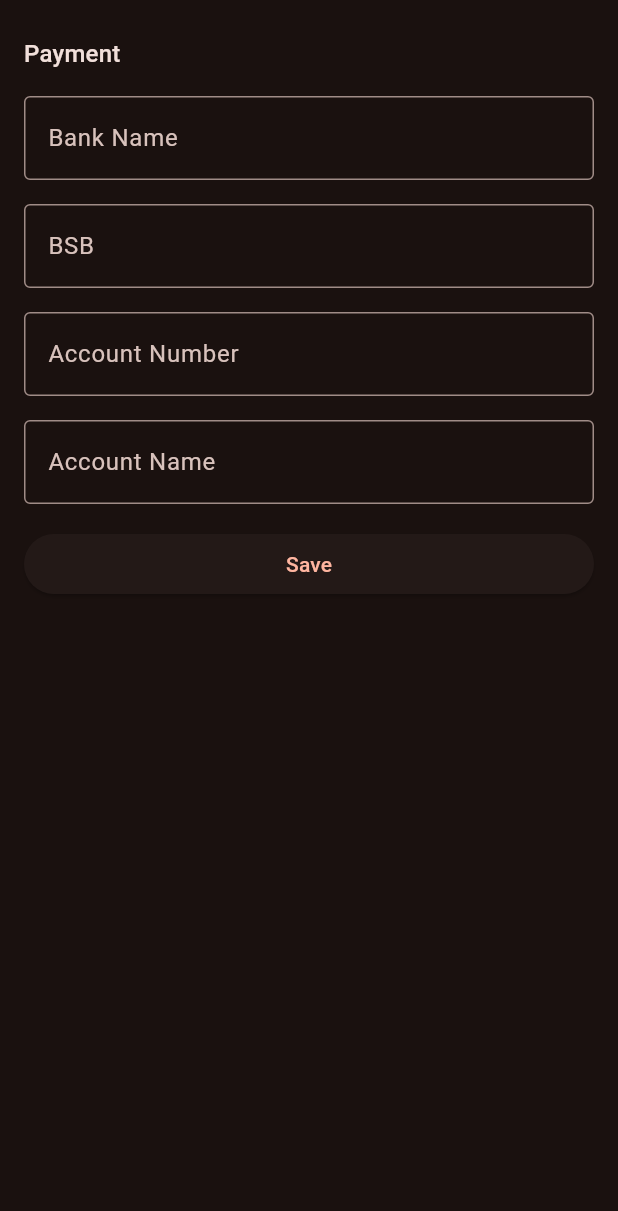
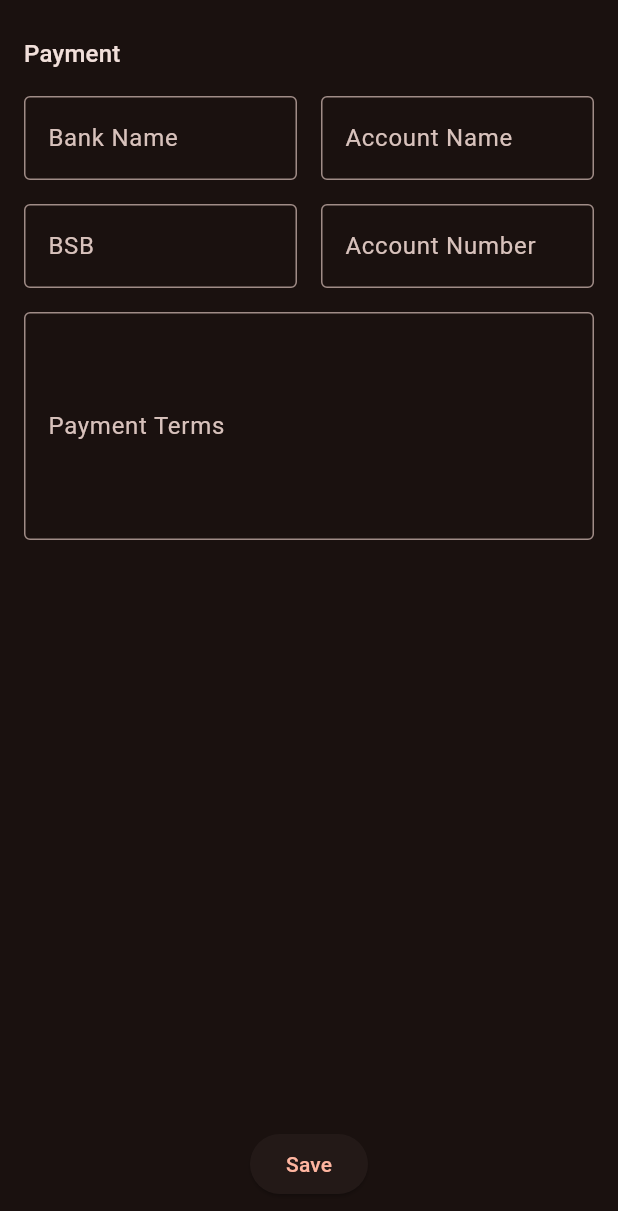
Before and after one commit to AdithaD/job_app, a Flutter app: the PaymentDetailsForm widget shown alone on an empty page, opened directly, on a phone screen of 412 x 824 dp. Shown: the top 1211 px of the screen. Run offline on Flutter 3.47's test engine with Material 3 defaults, Android fonts, the phone set to English and light mode, and no system bars; our stand-ins replace file_picker, flutter_colorpicker, flutter_riverpod, open_filex, pdf, permission_handler and 4 more; accounts and stored records are empty; network calls fail.

Commit message:
Added discount and payment terms to quote/invoice

```diff
--- a/lib/models/job.dart
+++ b/lib/models/job.dart
@@ -8,13 +8,7 @@ import 'package:pocketbase/pocketbase.dart';
 
 part 'job.g.dart';
 
-enum JobStatus {
-  unscheduled,
-  scheduled,
-  inProgress,
-  completed,
-  cancelled,
-}
+enum JobStatus { unscheduled, scheduled, inProgress, completed, cancelled }
 
 enum PaymentStatus { unquoted, quoted, invoiced, paid }
 
@@ -40,6 +34,7 @@ class Job {
   PaymentStatus paymentStatus;
   double? quotedPrice;
   double receivedAmount;
+  double discount;
 
   List<JobMaterial> materials;
 
@@ -61,12 +56,13 @@ class Job {
             .map((material) => material.price * material.quantity)
             .reduce((value, element) => value + element);
 
-  Job(
-      {this.id = "",
+  Job({
+    this.id = "",
     required this.jobId,
     required this.title,
     required this.client,
     required this.location,
+    required this.discount,
     this.referenceId,
     this.description,
     this.scheduledDate,
@@ -77,8 +73,8 @@ class Job {
     this.tags = const [],
     List<JobMaterial>? materials,
     List<JobAttachment>? attachments,
-      List<Note>? notes})
-      : materials = materials ?? [],
+    List<Note>? notes,
+  }) : materials = materials ?? [],
        attachments = attachments ?? [],
        notes = notes ?? [];
 }
--- a/lib/models/payment_details.dart
+++ b/lib/models/payment_details.dart
@@ -8,10 +8,11 @@ class PaymentDetails {
   String? id;
   String? owner;
 
-  String bankName;
-  String accountName;
-  String accountNumber;
-  String bsb;
+  String? bankName;
+  String? accountName;
+  String? accountNumber;
+  String? bsb;
+  String? paymentTerms;
 
   factory PaymentDetails.fromJson(Map<String, dynamic> json) =>
       _$PaymentDetailsFromJson(json);
@@ -26,5 +27,6 @@ class PaymentDetails {
     required this.accountName,
     required this.accountNumber,
     required this.bsb,
+    this.paymentTerms,
   });
 }
--- a/lib/pages/settings/payment_details_form.dart
+++ b/lib/pages/settings/payment_details_form.dart
@@ -7,10 +7,7 @@ import 'package:job_app/models/user.dart';
 class PaymentDetailsForm extends ConsumerStatefulWidget {
   final PaymentDetails? payment;
 
-  const PaymentDetailsForm({
-    super.key,
-    this.payment,
-  });
+  const PaymentDetailsForm({super.key, this.payment});
 
   @override
   ConsumerState<PaymentDetailsForm> createState() => _PaymentDetailsFormState();
@@ -23,6 +20,7 @@ class _PaymentDetailsFormState extends ConsumerState<PaymentDetailsForm> {
   late final TextEditingController _accountNumberController;
   late final TextEditingController _accountNameController;
   late final TextEditingController _bsbController;
+  late final TextEditingController _paymentTermsController;
 
   @override
   void initState() {
@@ -37,8 +35,9 @@ class _PaymentDetailsFormState extends ConsumerState<PaymentDetailsForm> {
     _accountNameController = TextEditingController(
       text: widget.payment?.accountName ?? "",
     );
-    _bsbController = TextEditingController(
-      text: widget.payment?.bsb ?? "",
+    _bsbController = TextEditingController(text: widget.payment?.bsb ?? "");
+    _paymentTermsController = TextEditingController(
+      text: widget.payment?.paymentTerms ?? "",
     );
   }
 
@@ -50,6 +49,7 @@ class _PaymentDetailsFormState extends ConsumerState<PaymentDetailsForm> {
     _accountNumberController.dispose();
     _accountNameController.dispose();
     _bsbController.dispose();
+    _paymentTermsController.dispose();
   }
 
   @override
@@ -58,24 +58,25 @@ class _PaymentDetailsFormState extends ConsumerState<PaymentDetailsForm> {
       key: _formKey,
       child: Padding(
         padding: const EdgeInsets.symmetric(vertical: 8.0),
-        child: Column(
-          crossAxisAlignment: CrossAxisAlignment.stretch,
-          children: [
-            Expanded(
-              child: Row(
-                children: [
-                  Flexible(
         child: Padding(
           padding: const EdgeInsets.all(16.0),
           child: Column(
+            children: [
+              Expanded(
+                child: SingleChildScrollView(
+                  child: Column(
+                    spacing: 16.0,
                     crossAxisAlignment: CrossAxisAlignment.stretch,
                     children: [
                       Text(
                         "Payment",
                         style: Theme.of(context).textTheme.titleMedium,
                       ),
-                          const SizedBox(height: 16),
-                          TextFormField(
+                      Row(
+                        spacing: 16.0,
+                        children: [
+                          Flexible(
+                            child: TextFormField(
                               decoration: InputDecoration(
                                 border: OutlineInputBorder(),
                                 labelText: 'Bank Name',
@@ -88,8 +89,29 @@ class _PaymentDetailsFormState extends ConsumerState<PaymentDetailsForm> {
                                 return null;
                               },
                             ),
-                          const SizedBox(height: 16),
-                          TextFormField(
+                          ),
+                          Flexible(
+                            child: TextFormField(
+                              decoration: InputDecoration(
+                                border: OutlineInputBorder(),
+                                labelText: 'Account Name',
+                              ),
+                              controller: _accountNameController,
+                              validator: (value) {
+                                if (value!.isEmpty) {
+                                  return 'Account Name is required';
+                                }
+                                return null;
+                              },
+                            ),
+                          ),
+                        ],
+                      ),
+                      Row(
+                        spacing: 16.0,
+                        children: [
+                          Flexible(
+                            child: TextFormField(
                               decoration: InputDecoration(
                                 border: OutlineInputBorder(),
                                 labelText: 'BSB',
@@ -102,8 +124,9 @@ class _PaymentDetailsFormState extends ConsumerState<PaymentDetailsForm> {
                                 return null;
                               },
                             ),
-                          const SizedBox(height: 16),
-                          TextFormField(
+                          ),
+                          Flexible(
+                            child: TextFormField(
                               decoration: InputDecoration(
                                 border: OutlineInputBorder(),
                                 labelText: 'Account Number',
@@ -116,21 +139,22 @@ class _PaymentDetailsFormState extends ConsumerState<PaymentDetailsForm> {
                                 return null;
                               },
                             ),
-                          const SizedBox(height: 16),
+                          ),
+                        ],
+                      ),
                       TextFormField(
                         decoration: InputDecoration(
                           border: OutlineInputBorder(),
-                              labelText: 'Account Name',
+                          labelText: 'Payment Terms',
                         ),
-                            controller: _accountNameController,
-                            validator: (value) {
-                              if (value!.isEmpty) {
-                                return 'Account Name is required';
-                              }
-                              return null;
-                            },
+                        minLines: 5,
+                        maxLines: 10,
+                        controller: _paymentTermsController,
                       ),
-                          const SizedBox(height: 16),
+                    ],
+                  ),
+                ),
+              ),
               ElevatedButton(
                 onPressed: () => _savePaymentDetails(context),
                 child: Text('Save'),
@@ -139,43 +163,33 @@ class _PaymentDetailsFormState extends ConsumerState<PaymentDetailsForm> {
           ),
         ),
       ),
-                ],
-              ),
-            ),
-          ],
-        ),
-      ),
     );
   }
 
   Future<void> _savePaymentDetails(BuildContext context) async {
     if (_formKey.currentState!.validate()) {
+      var paymentTerms = _paymentTermsController.text;
       final payment = PaymentDetails(
         bankName: _bankNameController.text,
         bsb: _bsbController.text,
         accountNumber: _accountNumberController.text,
         accountName: _accountNameController.text,
+        paymentTerms: paymentTerms.isNotEmpty ? paymentTerms : null,
       );
 
       await requestErrorHandler(
         context,
         () async {
-          var userCollection =
-              (await ref.read(pocketBasePod.future)).collection('users');
+          var userCollection = (await ref.read(
+            pocketBasePod.future,
+          )).collection('users');
 
           var uId = await ref.read(userId.future);
-
           var newUser = User.fromRecord(await userCollection.getOne(uId));
 
-          newUser.payment = PaymentDetails(
-            bankName: payment.bankName,
-            bsb: payment.bsb,
-            accountNumber: payment.accountNumber,
-            accountName: payment.accountName,
-          );
+          newUser.payment = payment;
 
           await userCollection.update(uId, body: newUser.toJson());
-
           ref.invalidate(userDetailsPod);
         },
         errorMessage: "Error saving payment details",
```
Also changed, not shown: lib/invoice.dart (+109 -97 lines), lib/pages/view_job/_payment_view.dart (+45 -59 lines), lib/models/job.g.dart, lib/models/payment_details.g.dart, 1 other file. Lines whose indentation alone changed are shown as unchanged.
